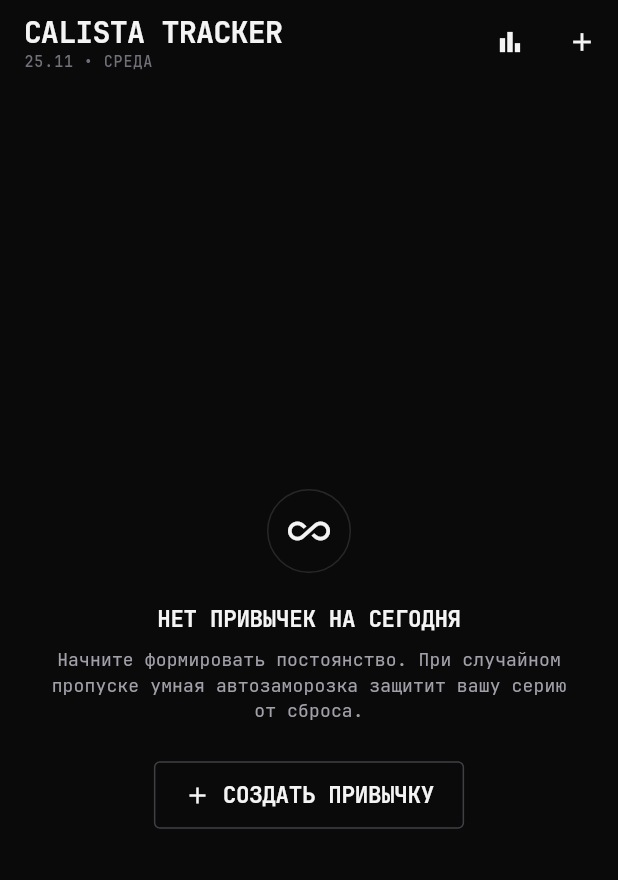
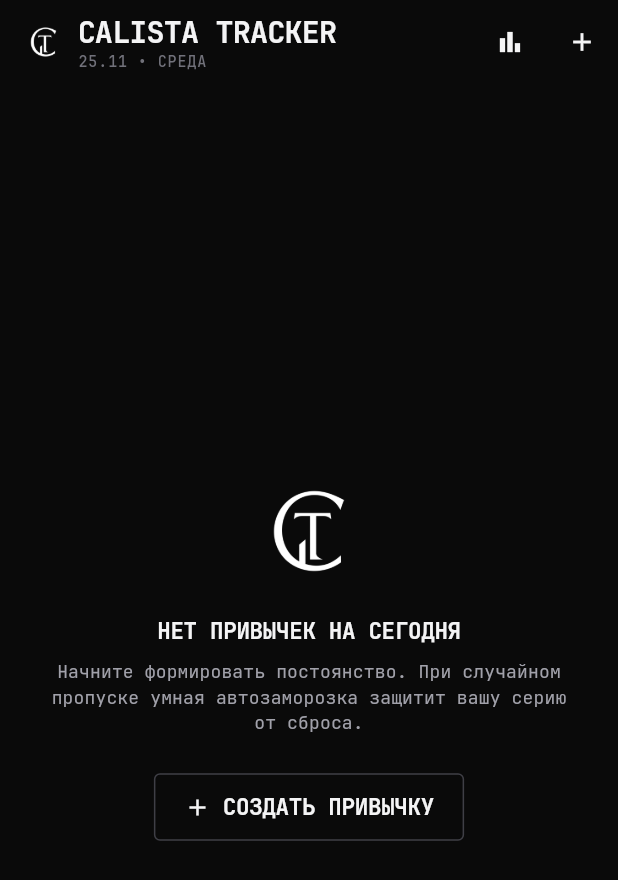
Before and after one commit to 1ndro4ka/CalistaTracker, a Flutter app: the screen it shows after launch, on a phone screen of 412 x 824 dp. Shown: the top 880 px of the screen. Run offline on Flutter 3.47's test engine with Material 3 defaults, Android fonts, the phone set to English and light mode, and no system bars; drawn by our look-alikes of flutter_animate; our stand-ins replace drift, flutter_local_notifications, flutter_riverpod, flutter_timezone, go_router, timezone; accounts and stored records are empty; generated files the repository leaves out were written again.

Commit message:
design: add Calista logo to UI, launcher icons, splash and docs

```diff
--- a/lib/features/dev/presentation/providers/dev_panel_provider.dart
+++ b/lib/features/dev/presentation/providers/dev_panel_provider.dart
@@ -80,7 +80,7 @@ class DevPanelController {
 
   Future<void> showNotificationNow() async {
     final scheduler = _ref.read(reminderSchedulerProvider);
-    await scheduler.requestPermissions();
+    await scheduler.requestNotificationPermission();
     await scheduler.showTestNotification(
       title: 'ТЕСТ: Calista Tracker',
       body: 'Уведомление сработало сразу. Панель тестов работает.',
@@ -89,7 +89,7 @@ class DevPanelController {
 
   Future<void> scheduleNotification(Duration delay) async {
     final scheduler = _ref.read(reminderSchedulerProvider);
-    await scheduler.requestPermissions();
+    await scheduler.requestNotificationPermission();
     await scheduler.scheduleTestNotification(
       delay: delay,
       title: 'ТЕСТ: таймер',
--- a/lib/features/habits/presentation/screens/today_screen.dart
+++ b/lib/features/habits/presentation/screens/today_screen.dart
@@ -30,11 +30,25 @@ class TodayScreen extends ConsumerWidget {
             AppFeedback.selection();
             context.push('/dev');
           },
-          child: Column(
-            crossAxisAlignment: CrossAxisAlignment.start,
+          child: Row(
+            mainAxisSize: MainAxisSize.min,
             children: [
-              const Text(AppConstants.appName, style: AppTypography.titleLarge),
-              Text(formattedDate, style: AppTypography.caption),
+              Image.asset(
+                'assets/images/calista_logo_white.png',
+                width: 26,
+                height: 26,
+              ),
+              const SizedBox(width: 10),
+              Column(
+                crossAxisAlignment: CrossAxisAlignment.start,
+                children: [
+                  const Text(
+                    AppConstants.appName,
+                    style: AppTypography.titleLarge,
+                  ),
+                  Text(formattedDate, style: AppTypography.caption),
+                ],
+              ),
             ],
           ),
         ),
@@ -283,18 +297,10 @@ class _EmptyHabitsState extends StatelessWidget {
         child: Column(
           mainAxisSize: MainAxisSize.min,
           children: [
-            Container(
-              width: 56,
-              height: 56,
-              decoration: BoxDecoration(
-                shape: BoxShape.circle,
-                border: Border.all(color: AppColors.border, width: 1),
-              ),
-              child: const Icon(
-                Icons.all_inclusive,
-                size: 28,
-                color: AppColors.textPrimary,
-              ),
+            Image.asset(
+              'assets/images/calista_logo_white.png',
+              width: 72,
+              height: 72,
             ),
             const SizedBox(height: 20),
             const Text(
--- a/lib/features/reminders/domain/services/reminder_scheduler.dart
+++ b/lib/features/reminders/domain/services/reminder_scheduler.dart
@@ -11,6 +11,10 @@ abstract interface class ReminderScheduler {
   /// Запрашивает разрешения (Android 13+ / iOS). Возвращает `true`, если
   /// уведомления разрешены пользователем.
   Future<bool> requestPermissions();
+
+  /// Только разрешение на уведомления — без перехода в настройки точных будильников.
+  /// Используется секретной панелью для тестовых уведомлений.
+  Future<bool> requestNotificationPermission();
 
   /// Полностью пересоздаёт расписание для одной привычки.
   Future<void> syncHabitReminder(Habit habit);
--- a/pubspec.yaml
+++ b/pubspec.yaml
@@ -71,6 +71,10 @@ flutter:
   # the material Icons class.
   uses-material-design: true
 
+  assets:
+    - assets/images/calista_logo.png
+    - assets/images/calista_logo_white.png
+
   fonts:
     - family: JetBrainsMono
       fonts:
```
Also changed, not shown: lib/features/dev/presentation/screens/dev_panel_screen.dart (+12 -1 lines), lib/features/reminders/data/local_reminder_scheduler.dart (+28 -0 lines), assets/images/calista_logo.png (added), assets/images/calista_logo_white.png (added), docs/assets/logo.png (added), 25 other files.
